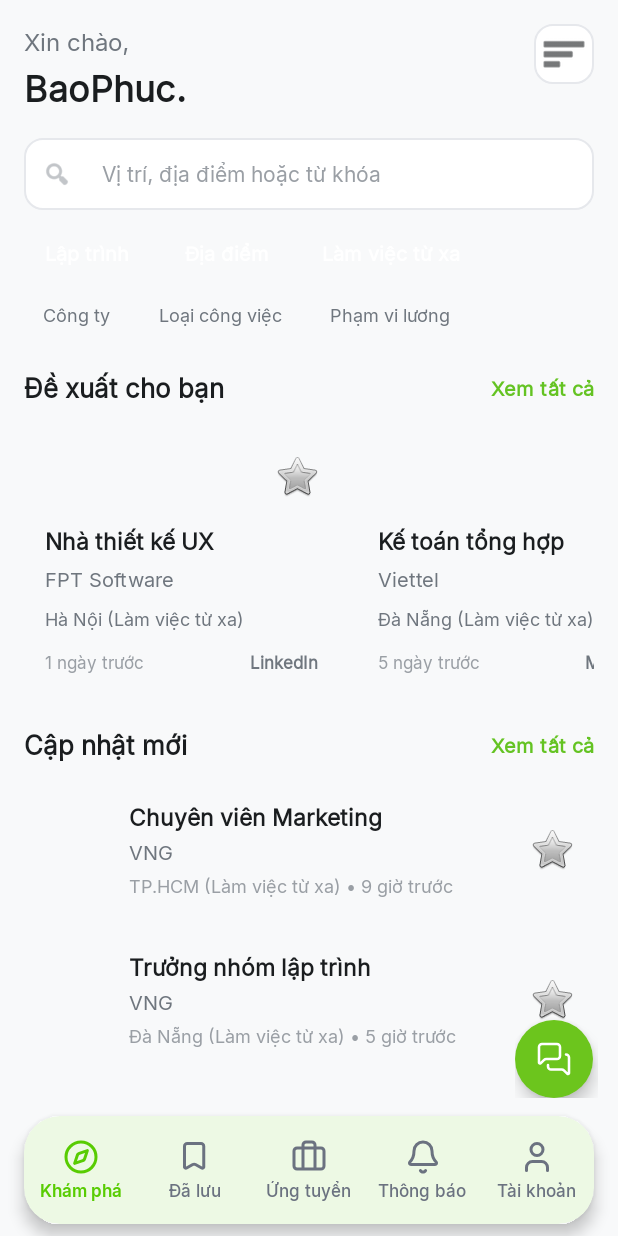
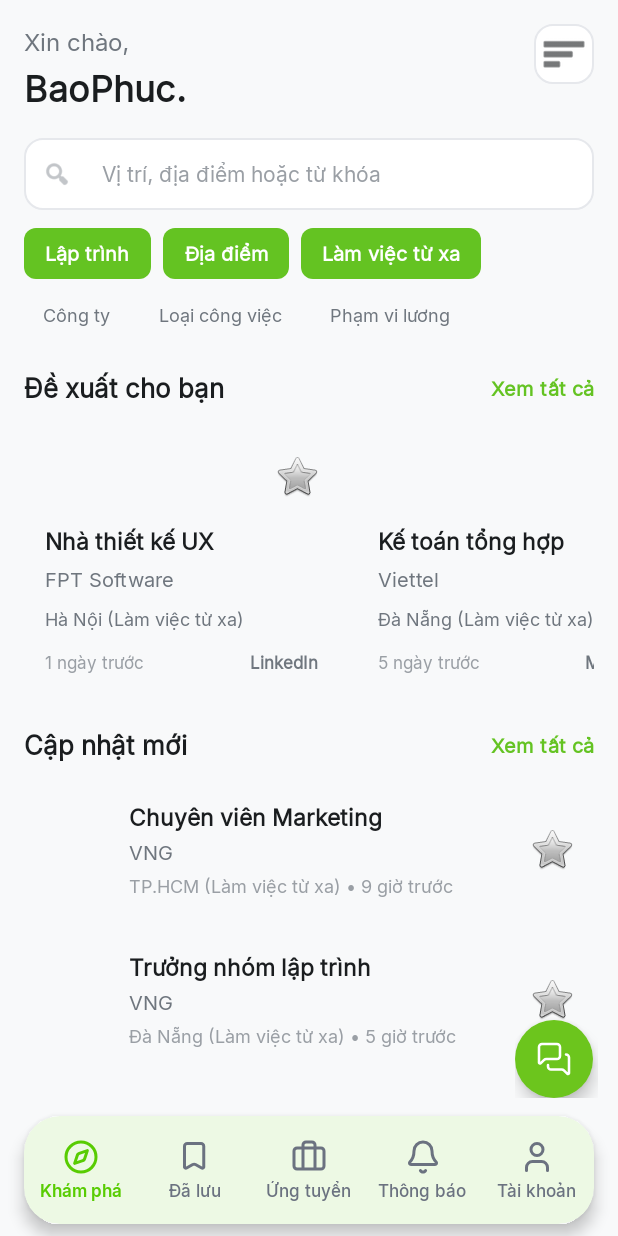
Before and after one commit to Bucky-hash/WorkLink-QuanLyTimViec, an Android app: the CandidateExploreFragment screen opened directly, with no data from a screen before it, on a phone screen of 412 x 824 dp. Run offline under Robolectric (Android 15) with nearby library versions, the phone set to English and light mode, and no system bars.

Commit message:
ui(candidate): thêm nền chip đang chọn màn hình khám phá

```diff
--- a/app/src/main/res/drawable/bg_candidate_chip_selected.xml
+++ b/app/src/main/res/drawable/bg_candidate_chip_selected.xml
@@ -1,4 +1,6 @@
 <?xml version="1.0" encoding="utf-8"?>
-<selector xmlns:android="http://schemas.android.com/apk/res/android">
-
-</selector>
+<shape xmlns:android="http://schemas.android.com/apk/res/android"
+    android:shape="rectangle">
+    <solid android:color="@color/candidate_green_primary" />
+    <corners android:radius="8dp" />
+</shape>
```
